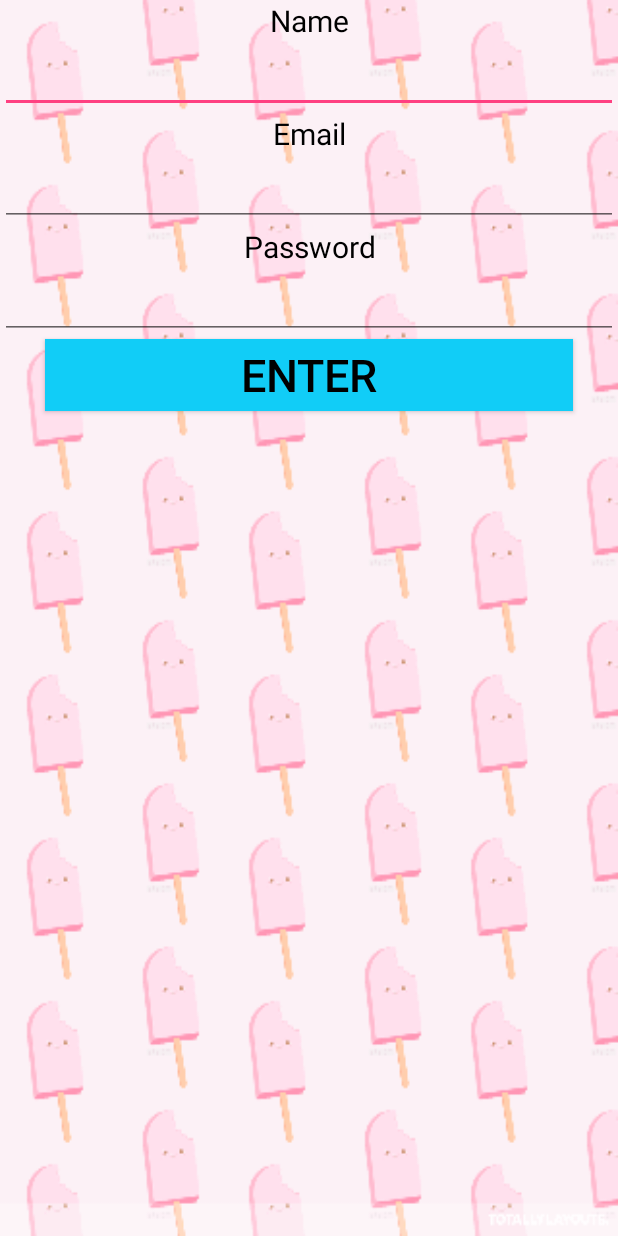
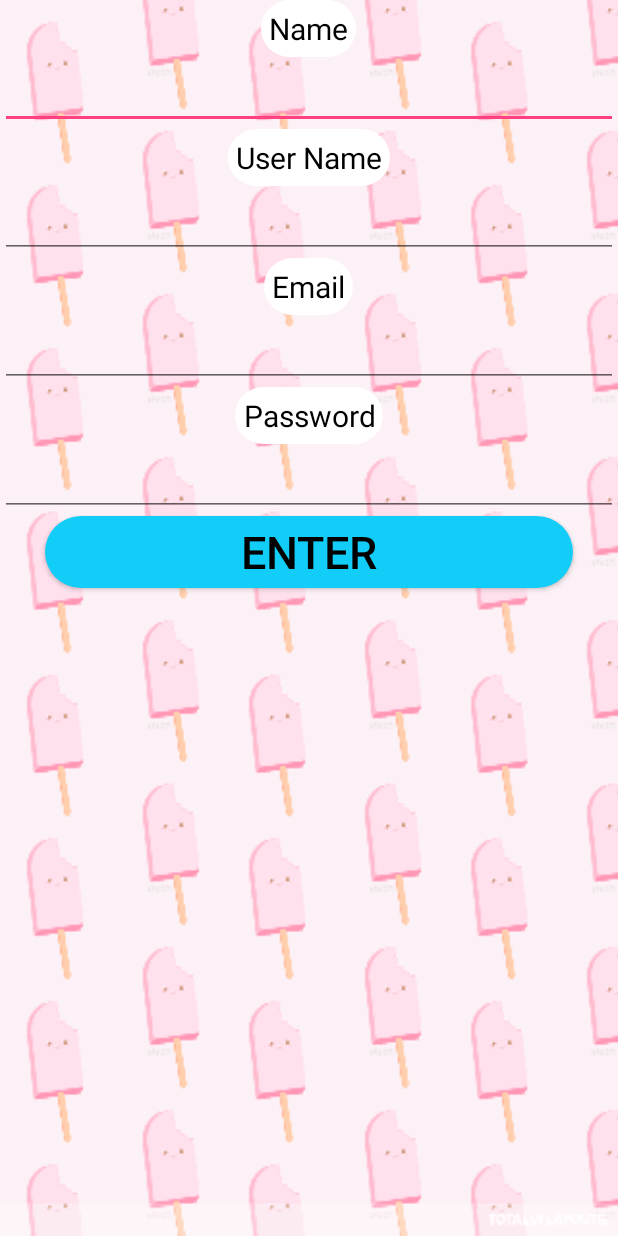
Before and after one commit to ComeThru/Android_Project, an Android app: the CustomerRegistration screen opened directly, with no data from a screen before it, on a phone screen of 412 x 824 dp. Run offline under Robolectric (Android 15) with nearby library versions, the light colour scheme and no system bars; our stand-ins replace Firebase (no records; nobody signed in at launch, a user with empty details on screens opened directly).

Commit message:
added design

```diff
--- a/ComeThru/app/build.gradle
+++ b/ComeThru/app/build.gradle
@@ -33,8 +33,6 @@ dependencies {
     compile 'com.google.android.gms:play-services-location:11.8.0'
 
     compile 'com.firebase:geofire-android:2.2.0'
-
-    compile 'com.jcminarro.RoundKornerLayouts:0.2.0'
 }
 
 
@@ -42,4 +40,5 @@ dependencies {
 
 
 
+
 apply plugin: 'com.google.gms.google-services'
--- a/ComeThru/app/src/main/java/com/example/danielmorales/comethru/CustomerRegistration.java
+++ b/ComeThru/app/src/main/java/com/example/danielmorales/comethru/CustomerRegistration.java
@@ -2,11 +2,13 @@ package com.example.danielmorales.comethru;
 
 import android.app.ProgressDialog;
 
+import android.content.Intent;
 import android.support.annotation.NonNull;
 import android.support.v7.app.AppCompatActivity;
 import android.os.Bundle;
 
 import android.text.TextUtils;
+import android.util.DisplayMetrics;
 import android.view.View;
 import android.widget.Button;
 import android.widget.EditText;
@@ -26,7 +28,7 @@ public class CustomerRegistration extends AppCompatActivity implements View.OnCl
     private Button buttonRegister2;
     private EditText emailButton2;
     private EditText passwordButton2;
-
+    private Button paypal;
     private ProgressDialog progressDialog;
     private FirebaseAuth firebaseAuth;
 
@@ -44,7 +46,6 @@ public class CustomerRegistration extends AppCompatActivity implements View.OnCl
         firebaseAuth = FirebaseAuth.getInstance();
 
         progressDialog = new ProgressDialog(this);
-
 
     }
     public void registerUser(){
@@ -73,8 +74,10 @@ public class CustomerRegistration extends AppCompatActivity implements View.OnCl
                             //right now lets display a toast only
                             Toast.makeText(CustomerRegistration.this, "Registered Successfully ", Toast.LENGTH_SHORT).show();
                         }else{
-                            Toast.makeText(CustomerRegistration.this, "Could not register. Please try again ", Toast.LENGTH_SHORT).show();
+                            //Toast.makeText(CustomerRegistration.this, "Could not register. Please try again ", Toast.LENGTH_SHORT).show();
                         }
+                        Intent intent = new Intent(CustomerRegistration.this, PayPalActivity.class);
+                        startActivity(intent);
                     }
                 });
 
--- a/ComeThru/app/src/main/java/com/example/danielmorales/comethru/SingIn.java
+++ b/ComeThru/app/src/main/java/com/example/danielmorales/comethru/SingIn.java
@@ -74,6 +74,8 @@ public class SingIn extends AppCompatActivity implements View.OnClickListener{
                     public void onComplete(@NonNull Task<AuthResult> task) {
                         progressDialog.dismiss();
 
+                        Intent intent = new Intent(SingIn.this, MapsActivity.class);
+                        startActivity(intent);
                         if(task.isSuccessful()){
                             //start the profile activity
                         }
--- a/ComeThru/app/src/main/java/com/example/danielmorales/comethru/paleteroRegister.java
+++ b/ComeThru/app/src/main/java/com/example/danielmorales/comethru/paleteroRegister.java
@@ -1,6 +1,7 @@
 package com.example.danielmorales.comethru;
 
 import android.app.ProgressDialog;
+import android.content.Intent;
 import android.support.annotation.NonNull;
 import android.support.v7.app.AppCompatActivity;
 import android.os.Bundle;
@@ -70,14 +71,17 @@ public class paleteroRegister extends AppCompatActivity implements View.OnClickL
                 .addOnCompleteListener(this, new OnCompleteListener<AuthResult>() {
                     @Override
                     public void onComplete(@NonNull Task<AuthResult> task) {
+
                         if(task.isSuccessful()){
                             //user is succesfully registered and logged in
                             //we well start the profile activity here
                             //right now lets display a toast only
                             Toast.makeText(paleteroRegister.this, "Registered Successfully ", Toast.LENGTH_SHORT).show();
                         }else{
-                            Toast.makeText(paleteroRegister.this, "Could not register. Please try again ", Toast.LENGTH_SHORT).show();
+                            //Toast.makeText(paleteroRegister.this, "Could not register. Please try again ", Toast.LENGTH_SHORT).show();
                         }
+                        Intent intent = new Intent(paleteroRegister.this, PayPalActivity.class);
+                        startActivity(intent);
                     }
                 });
 
--- /dev/null
+++ b/ComeThru/app/src/main/res/drawable/round_button.xml
@@ -0,0 +1,6 @@
+<?xml version="1.0" encoding="UTF-8"?>
+<shape xmlns:android="http://schemas.android.com/apk/res/android">
+    <solid android:color="@color/colorPrimaryDark"/>
+    <corners android:radius="30dp"/>
+    <padding android:left="0dp" android:top="0dp" android:right="0dp" android:bottom="0dp" />
+</shape>
--- /dev/null
+++ b/ComeThru/app/src/main/res/drawable/rounded_corners.xml
@@ -0,0 +1,6 @@
+<?xml version="1.0" encoding="UTF-8"?>
+<shape xmlns:android="http://schemas.android.com/apk/res/android">
+    <solid android:color="#ffff"/>
+    <corners android:radius="30dp"/>
+    <padding android:left="0dp" android:top="0dp" android:right="0dp" android:bottom="0dp" />
+</shape>
--- a/ComeThru/app/src/main/res/layout/activity_customer_registration.xml
+++ b/ComeThru/app/src/main/res/layout/activity_customer_registration.xml
@@ -11,7 +11,10 @@
 
     <TextView
         android:id="@+id/textView2"
-        android:layout_width="match_parent"
+        android:layout_width="wrap_content"
+        android:background="@drawable/rounded_corners"
+        android:padding="5dp"
+        android:layout_gravity="center"
         android:layout_height="wrap_content"
         android:textAlignment="center"
         android:textSize="20dp"
@@ -28,7 +31,31 @@
         android:text="" />
 
     <TextView
+        android:id="@+id/textView2"
+        android:layout_width="wrap_content"
+        android:background="@drawable/rounded_corners"
+        android:padding="5dp"
+        android:layout_gravity="center"
+        android:layout_height="wrap_content"
+        android:textAlignment="center"
+        android:textSize="20dp"
+        android:textColor="@color/common_google_signin_btn_text_dark_focused"
+        android:text="User Name" />
+
+    <EditText
         android:layout_width="match_parent"
+        android:layout_height="wrap_content"
+        android:inputType="textPersonName"
+        android:textAlignment="center"
+        android:textSize="20dp"
+        android:textColor="@color/common_google_signin_btn_text_dark_focused"
+        android:text="" />
+
+    <TextView
+        android:layout_width="wrap_content"
+        android:background="@drawable/rounded_corners"
+        android:padding="5dp"
+        android:layout_gravity="center"
         android:layout_height="wrap_content"
         android:textAlignment="center"
         android:textSize="20dp"
@@ -45,7 +72,10 @@
         android:text="" />
 
     <TextView
-        android:layout_width="match_parent"
+        android:layout_width="wrap_content"
+        android:background="@drawable/rounded_corners"
+        android:padding="5dp"
+        android:layout_gravity="center"
         android:layout_height="wrap_content"
         android:textAlignment="center"
         android:textSize="20dp"
@@ -59,15 +89,16 @@
         android:textAlignment="center"
         android:textSize="20dp"
         android:textColor="@color/common_google_signin_btn_text_dark_focused"
-        android:inputType="textPersonName"
+        android:inputType="textPassword"
         android:text="" />
+
     <Button
         android:text="Enter"
         android:layout_width="match_parent"
         android:layout_height="wrap_content"
         android:id="@+id/registerButton"
         android:layout_marginHorizontal="30dp"
-        android:background="@color/colorPrimaryDark"
+        android:background="@drawable/round_button"
         android:textColor="@color/common_google_signin_btn_text_dark_focused"
         android:textSize="30dp"/>
 </LinearLayout>
```
Also changed, not shown: ComeThru/app/src/main/AndroidManifest.xml (+4 -5 lines), ComeThru/app/src/main/java/com/example/danielmorales/comethru/PayPalActivity.java (added, +19 -0 lines), ComeThru/app/src/main/res/layout/activity_paletero_register.xml (+26 -8 lines), ComeThru/app/src/main/res/layout/activity_register.xml (+11 -5 lines), ComeThru/app/src/main/res/layout/activity_sing_in.xml (+4 -5 lines), ComeThru/app/src/main/res/layout/pay_pal.xml (added, +9 -0 lines).
